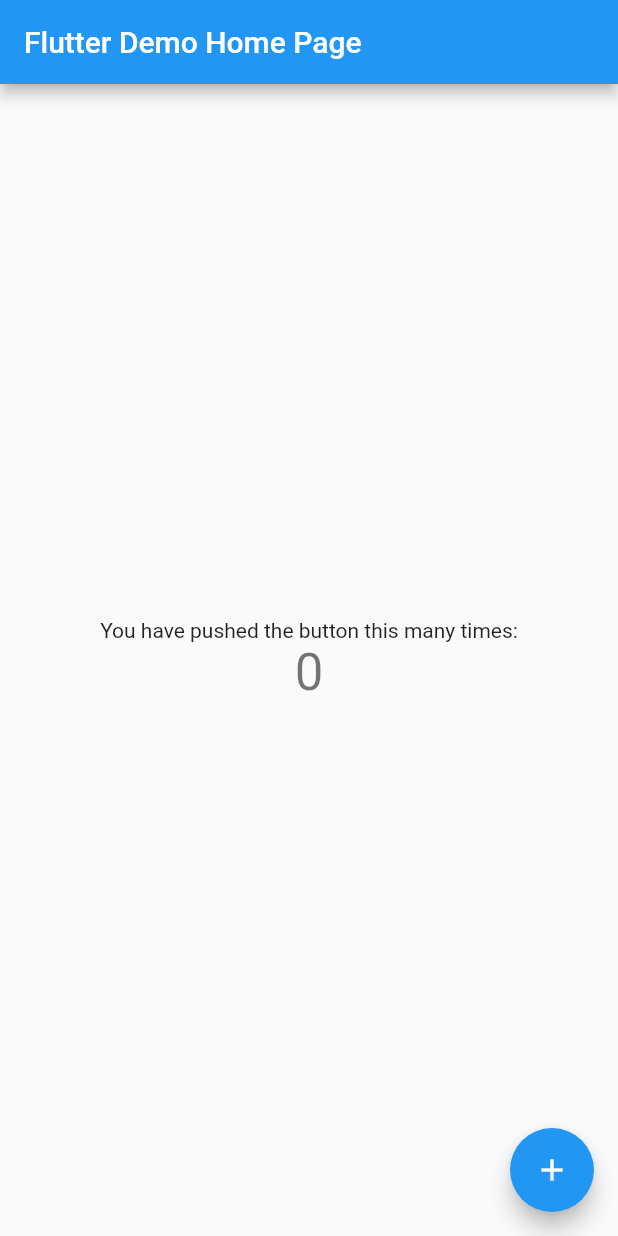
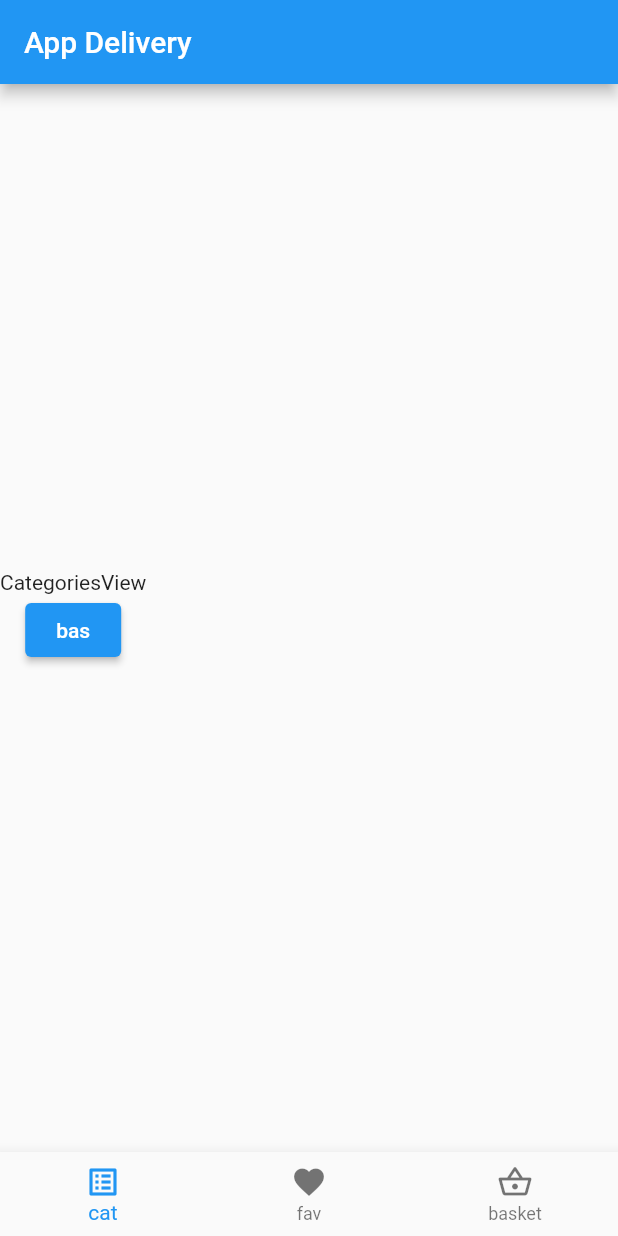
Before and after one commit to nnadir35/food_delivery_sample, a Flutter app: the screen it shows after launch, on a phone screen of 412 x 824 dp. Run offline on Flutter 3.47's test engine with Material 2 defaults, Android fonts, the phone set to English and light mode, and no system bars; our stand-ins replace auto_route, get_it, stacked.

Commit message:
app flow created, route and state management packages added

```diff
--- /dev/null
+++ b/food_delivery_test/lib/di/locator.dart
@@ -0,0 +1,3 @@
+import 'package:get_it/get_it.dart';
+
+GetIt locator = GetIt.instance;
--- a/food_delivery_test/lib/main.dart
+++ b/food_delivery_test/lib/main.dart
@@ -1,113 +1,21 @@
 import 'package:flutter/material.dart';
+import 'package:food_delivery_test/route/route.gr.dart';
+
+import 'di/locator.dart';
 
 void main() {
+  locator.registerSingleton<AppRouter>(AppRouter());
   runApp(MyApp());
 }
 
 class MyApp extends StatelessWidget {
-  // This widget is the root of your application.
   @override
   Widget build(BuildContext context) {
-    return MaterialApp(
-      title: 'Flutter Demo',
-      theme: ThemeData(
-        // This is the theme of your application.
-        //
-        // Try running your application with "flutter run". You'll see the
-        // application has a blue toolbar. Then, without quitting the app, try
-        // changing the primarySwatch below to Colors.green and then invoke
-        // "hot reload" (press "r" in the console where you ran "flutter run",
-        // or simply save your changes to "hot reload" in a Flutter IDE).
-        // Notice that the counter didn't reset back to zero; the application
-        // is not restarted.
-        primarySwatch: Colors.blue,
-      ),
-      home: MyHomePage(title: 'Flutter Demo Home Page'),
-    );
+    final _appRouter = AppRouter();
+
+    return MaterialApp.router(
+        debugShowCheckedModeBanner: false,
+        routerDelegate: _appRouter.delegate(),
+        routeInformationParser: _appRouter.defaultRouteParser());
   }
 }
-
-class MyHomePage extends StatefulWidget {
-  MyHomePage({Key key, this.title}) : super(key: key);
-
-  // This widget is the home page of your application. It is stateful, meaning
-  // that it has a State object (defined below) that contains fields that affect
-  // how it looks.
-
-  // This class is the configuration for the state. It holds the values (in this
-  // case the title) provided by the parent (in this case the App widget) and
-  // used by the build method of the State. Fields in a Widget subclass are
-  // always marked "final".
-
-  final String title;
-
-  @override
-  _MyHomePageState createState() => _MyHomePageState();
-}
-
-class _MyHomePageState extends State<MyHomePage> {
-  int _counter = 0;
-
-  void _incrementCounter() {
-    setState(() {
-      // This call to setState tells the Flutter framework that something has
-      // changed in this State, which causes it to rerun the build method below
-      // so that the display can reflect the updated values. If we changed
-      // _counter without calling setState(), then the build method would not be
-      // called again, and so nothing would appear to happen.
-      _counter++;
-    });
-  }
-
-  @override
-  Widget build(BuildContext context) {
-    // This method is rerun every time setState is called, for instance as done
-    // by the _incrementCounter method above.
-    //
-    // The Flutter framework has been optimized to make rerunning build methods
-    // fast, so that you can just rebuild anything that needs updating rather
-    // than having to individually change instances of widgets.
-    return Scaffold(
-      appBar: AppBar(
-        // Here we take the value from the MyHomePage object that was created by
-        // the App.build method, and use it to set our appbar title.
-        title: Text(widget.title),
-      ),
-      body: Center(
-        // Center is a layout widget. It takes a single child and positions it
-        // in the middle of the parent.
-        child: Column(
-          // Column is also a layout widget. It takes a list of children and
-          // arranges them vertically. By default, it sizes itself to fit its
-          // children horizontally, and tries to be as tall as its parent.
-          //
-          // Invoke "debug painting" (press "p" in the console, choose the
-          // "Toggle Debug Paint" action from the Flutter Inspector in Android
-          // Studio, or the "Toggle Debug Paint" command in Visual Studio Code)
-          // to see the wireframe for each widget.
-          //
-          // Column has various properties to control how it sizes itself and
-          // how it positions its children. Here we use mainAxisAlignment to
-          // center the children vertically; the main axis here is the vertical
-          // axis because Columns are vertical (the cross axis would be
-          // horizontal).
-          mainAxisAlignment: MainAxisAlignment.center,
-          children: <Widget>[
-            Text(
-              'You have pushed the button this many times:',
-            ),
-            Text(
-              '$_counter',
-              style: Theme.of(context).textTheme.headline4,
-            ),
-          ],
-        ),
-      ),
-      floatingActionButton: FloatingActionButton(
-        onPressed: _incrementCounter,
-        tooltip: 'Increment',
-        child: Icon(Icons.add),
-      ), // This trailing comma makes auto-formatting nicer for build methods.
-    );
-  }
-}
--- /dev/null
+++ b/food_delivery_test/lib/ui/basket/basket_view_model.dart
@@ -0,0 +1,5 @@
+import 'package:stacked/stacked.dart';
+
+class BasketViewModel extends BaseViewModel {
+  Future<void> init() async {}
+}
--- /dev/null
+++ b/food_delivery_test/lib/ui/categories/categories_view.dart
@@ -0,0 +1,38 @@
+import 'package:auto_route/auto_route.dart';
+import 'package:flutter/material.dart';
+import 'package:food_delivery_test/di/locator.dart';
+import 'package:food_delivery_test/route/route.gr.dart';
+import 'package:stacked/stacked.dart';
+
+import './categories_view_model.dart';
+
+class CategoriesView extends StatelessWidget {
+  @override
+  Widget build(BuildContext context) {
+    return ViewModelBuilder<CategoriesViewModel>.reactive(
+      viewModelBuilder: () => CategoriesViewModel(),
+      onModelReady: (CategoriesViewModel model) async {
+        await model.init();
+      },
+      builder: (
+        BuildContext context,
+        CategoriesViewModel model,
+        Widget child,
+      ) {
+        return Scaffold(
+          body: Column(mainAxisAlignment: MainAxisAlignment.center, children: [
+            Text(
+              'CategoriesView',
+            ),
+            ElevatedButton(
+                onPressed: () {
+                  AutoRouter.of(context)
+                      .navigate(CategoriesRouter(children: [MealsRoute()]));
+                },
+                child: Text("bas"))
+          ]),
+        );
+      },
+    );
+  }
+}
--- /dev/null
+++ b/food_delivery_test/lib/ui/categories/categories_view_model.dart
@@ -0,0 +1,5 @@
+import 'package:stacked/stacked.dart';
+
+class CategoriesViewModel extends BaseViewModel {
+  Future<void> init() async {}
+}
--- /dev/null
+++ b/food_delivery_test/lib/ui/favorites/favorites_view_model.dart
@@ -0,0 +1,5 @@
+import 'package:stacked/stacked.dart';
+
+class FavoritesViewModel extends BaseViewModel {
+  Future<void> init() async {}
+}
--- /dev/null
+++ b/food_delivery_test/lib/ui/master/master_view.dart
@@ -0,0 +1,46 @@
+import 'dart:developer';
+
+import 'package:auto_route/auto_route.dart';
+import 'package:flutter/material.dart';
+import 'package:food_delivery_test/route/route.gr.dart';
+import 'package:stacked/stacked.dart';
+
+import './master_view_model.dart';
+
+class MasterView extends StatelessWidget {
+  @override
+  Widget build(BuildContext context) {
+    return ViewModelBuilder<MasterViewModel>.reactive(
+      viewModelBuilder: () => MasterViewModel(),
+      onModelReady: (MasterViewModel model) async {
+        await model.init();
+      },
+      builder: (
+        BuildContext context,
+        MasterViewModel model,
+        Widget child,
+      ) {
+        return SafeArea(
+          child: Scaffold(
+              appBar: AppBar(title: Text("App Delivery")),
+              body: AutoTabsScaffold(
+                routes: [CategoriesRouter(), FavoritesRouter(), BasketRouter()],
+                bottomNavigationBuilder: (context, tabsRouter) =>
+                    BottomNavigationBar(
+                        currentIndex: tabsRouter.activeIndex,
+                        onTap: tabsRouter.setActiveIndex,
+                        items: [
+                      BottomNavigationBarItem(
+                          label: "cat", icon: Icon(Icons.list_alt)),
+                      BottomNavigationBarItem(
+                          label: "fav", icon: Icon(Icons.favorite)),
+                      BottomNavigationBarItem(
+                          label: "basket",
+                          icon: Icon(Icons.shopping_basket_outlined)),
+                    ]),
+              )),
+        );
+      },
+    );
+  }
+}
--- /dev/null
+++ b/food_delivery_test/lib/ui/master/master_view_model.dart
@@ -0,0 +1,13 @@
+import 'dart:math';
+
+import 'package:stacked/stacked.dart';
+
+class MasterViewModel extends BaseViewModel {
+  Future<void> init() async {}
+
+  List<int> dummy = [];
+
+  addDataToDummyList() {
+    dummy.add(Random().nextInt(99));
+  }
+}
--- /dev/null
+++ b/food_delivery_test/lib/ui/meal_detail/meal_detail_view_model.dart
@@ -0,0 +1,5 @@
+import 'package:stacked/stacked.dart';
+
+class MealDetailViewModel extends BaseViewModel {
+  Future<void> init() async {}
+}
--- /dev/null
+++ b/food_delivery_test/lib/ui/meals/meals_view_model.dart
@@ -0,0 +1,5 @@
+import 'package:stacked/stacked.dart';
+
+class MealsViewModel extends BaseViewModel {
+  Future<void> init() async {}
+}
--- a/food_delivery_test/pubspec.yaml
+++ b/food_delivery_test/pubspec.yaml
@@ -28,10 +28,14 @@
   # The following adds the Cupertino Icons font to your application.
   # Use with the CupertinoIcons class for iOS style icons.
   cupertino_icons: ^1.0.2
+  stacked: ^3.0.1
+  auto_route: ^5.0.4
 
 dev_dependencies:
   flutter_test:
     sdk: flutter
+  auto_route_generator: ^5.0.3
+  build_runner: ^2.3.2
 
 # For information on the generic Dart part of this file, see the
 # following page: https://dart.dev/tools/pub/pubspec
```
Also changed, not shown: food_delivery_test/lib/route/route.dart (added, +52 -0 lines), food_delivery_test/lib/ui/basket/basket_view.dart (added, +34 -0 lines), food_delivery_test/lib/ui/favorites/favorites_view.dart (added, +29 -0 lines), food_delivery_test/lib/ui/meal_detail/meal_detail_view.dart (added, +39 -0 lines), food_delivery_test/lib/ui/meals/meals_view.dart (added, +37 -0 lines), food_delivery_test/lib/route/route.gr.dart (added), 4 other files.
